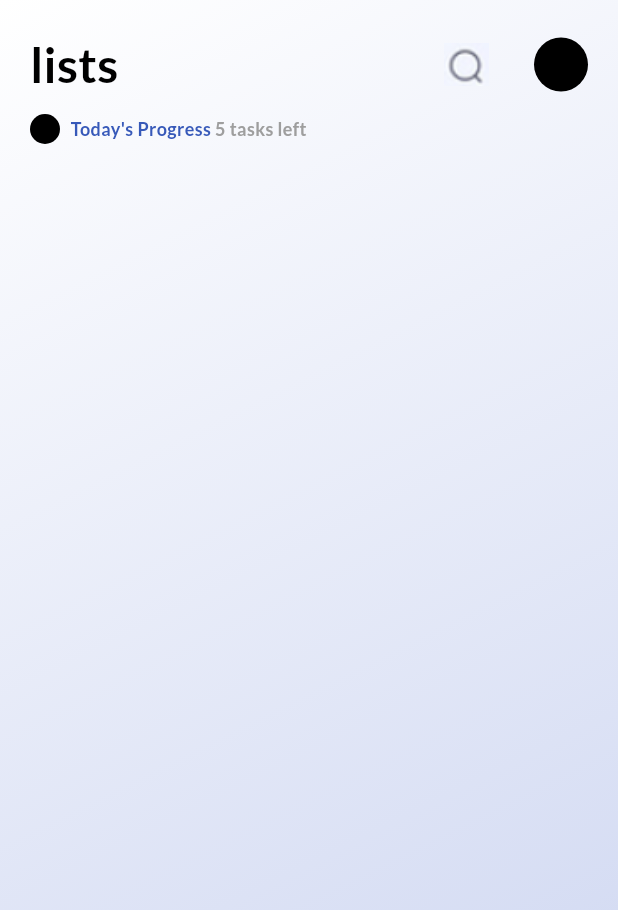
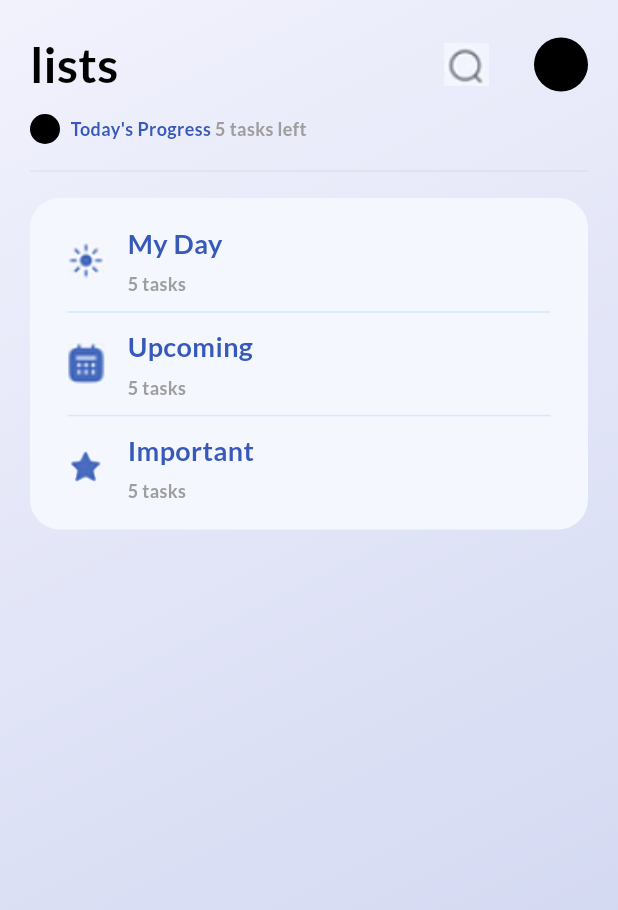
Before and after one commit to zeyadali06/Teknosoft-tasks, a Flutter app: the screen it shows after launch, on a phone screen of 412 x 824 dp. Shown: the top 910 px of the screen. Run offline on Flutter 3.47's test engine with Material 3 defaults, Android fonts, the phone set to English and light mode, and no system bars; our stand-ins replace flutter_bloc, numberpicker.

Commit message:
finish task level container

```diff
--- a/To-Do List App/lib/Core/CommonWidgets/LinearGrdientColor.dart
+++ b/To-Do List App/lib/Core/CommonWidgets/LinearGrdientColor.dart
@@ -14,7 +14,7 @@ class GradientColor extends StatelessWidget {
         gradient: LinearGradient(
           begin: Alignment.topLeft,
           end: Alignment.bottomRight,
-          colors: [Color(0xffffffff), Color(0xffcad3f0)],
+          colors: [Color(0xfff2f2fd), Color(0xffccd3ef)],
         ),
       ),
       child: child,
--- a/To-Do List App/lib/Core/Utils/Styles.dart
+++ b/To-Do List App/lib/Core/Utils/Styles.dart
@@ -8,4 +8,6 @@ abstract class Styles {
   static const blue12Bold = TextStyle(fontFamily: 'Lato', fontWeight: FontWeight.bold, fontSize: 12, color: Color(0xff3759b9));
 
   static const grey12Bold = TextStyle(fontFamily: 'Lato', fontWeight: FontWeight.bold, fontSize: 12, color: Colors.grey);
+
+  static const blue18Bold = TextStyle(fontFamily: 'Lato', color: Color(0xff3759b9), fontWeight: FontWeight.bold, fontSize: 18);
 }
--- a/To-Do List App/lib/Features/Home/Presentation/Views/widgets/HomeViewBody.dart
+++ b/To-Do List App/lib/Features/Home/Presentation/Views/widgets/HomeViewBody.dart
@@ -2,11 +2,13 @@
 
 import 'package:flutter/material.dart';
 import 'package:todo_list_app/Core/CommonWidgets/LinearGrdientColor.dart';
+import 'package:todo_list_app/Features/Home/Presentation/Views/widgets/TaskLevelContainer.dart';
 import 'package:todo_list_app/Features/Home/Presentation/Views/widgets/TopBar.dart';
 
 class HomeViewBody extends StatelessWidget {
   const HomeViewBody({super.key});
   final int task = 5;
+  final int myDayTasks = 5;
 
   @override
   Widget build(BuildContext context) {
@@ -17,6 +19,10 @@ class HomeViewBody extends StatelessWidget {
           child: Column(
             children: [
               TopBar(task: task),
+              const SizedBox(height: 10),
+              Divider(color: Colors.grey.withOpacity(.15)),
+              const SizedBox(height: 10),
+              TaskLevelContainer(myDayTasks: myDayTasks),
             ],
           ),
         ),
--- /dev/null
+++ b/To-Do List App/lib/Features/Home/Presentation/Views/widgets/RowOfTaskLevel.dart
@@ -0,0 +1,35 @@
+// ignore_for_file: file_names
+
+import 'package:flutter/material.dart';
+import 'package:todo_list_app/Core/Utils/Styles.dart';
+
+class RowOfTaskLevel extends StatelessWidget {
+  const RowOfTaskLevel({super.key, required this.myDayTasks, required this.imagePath, required this.text});
+
+  final int myDayTasks;
+  final String imagePath;
+  final String text;
+
+  @override
+  Widget build(BuildContext context) {
+    return GestureDetector(
+      onTap: () {},
+      child: Row(
+        children: [
+          Image.asset(imagePath, width: 25),
+          const SizedBox(width: 15),
+          Column(
+            crossAxisAlignment: CrossAxisAlignment.start,
+            children: [
+              const SizedBox(height: 2),
+              Text(text, style: Styles.blue18Bold),
+              const SizedBox(height: 6),
+              Text('$myDayTasks tasks', style: Styles.grey12Bold),
+              const SizedBox(height: 2),
+            ],
+          ),
+        ],
+      ),
+    );
+  }
+}
--- /dev/null
+++ b/To-Do List App/lib/Features/Home/Presentation/Views/widgets/TaskLevelContainer.dart
@@ -0,0 +1,36 @@
+// ignore_for_file: file_names
+
+import 'package:flutter/material.dart';
+import 'package:todo_list_app/Features/Home/Presentation/Views/widgets/RowOfTaskLevel.dart';
+import 'package:todo_list_app/constants.dart';
+
+class TaskLevelContainer extends StatelessWidget {
+  const TaskLevelContainer({
+    super.key,
+    required this.myDayTasks,
+  });
+
+  final int myDayTasks;
+
+  @override
+  Widget build(BuildContext context) {
+    return Container(
+      decoration: BoxDecoration(
+        borderRadius: BorderRadius.circular(kRaduis),
+        color: const Color(0xfff4f7fe),
+      ),
+      child: Padding(
+        padding: const EdgeInsets.symmetric(horizontal: 25, vertical: 15),
+        child: Column(
+          children: [
+            RowOfTaskLevel(myDayTasks: myDayTasks, text: 'My Day', imagePath: 'assets/images/Screenshot 2024-04-24 224102.png'),
+            Divider(color: Colors.blue.withOpacity(.15)),
+            RowOfTaskLevel(myDayTasks: myDayTasks, text: 'Upcoming', imagePath: 'assets/images/Screenshot 2024-04-24 231327.png'),
+            Divider(color: Colors.blue.withOpacity(.15)),
+            RowOfTaskLevel(myDayTasks: myDayTasks, text: 'Important', imagePath: 'assets/images/Screenshot 2024-04-24 231442.png'),
+          ],
+        ),
+      ),
+    );
+  }
+}
--- a/To-Do List App/lib/Features/Home/Presentation/Views/widgets/TopBar.dart
+++ b/To-Do List App/lib/Features/Home/Presentation/Views/widgets/TopBar.dart
@@ -5,10 +5,7 @@ import 'package:todo_list_app/Core/Utils/Styles.dart';
 import 'package:todo_list_app/Features/Search/Presentation/Views/SearchView.dart';
 
 class TopBar extends StatelessWidget {
-  const TopBar({
-    super.key,
-    required this.task,
-  });
+  const TopBar({super.key, required this.task});
 
   final int task;
 
--- a/To-Do List App/pubspec.yaml
+++ b/To-Do List App/pubspec.yaml
@@ -59,6 +59,9 @@ flutter:
   # To add assets to your application, add an assets section, like this:
   assets:
     - assets/images/Screenshot 2024-04-24 213002.png
+    - assets/images/Screenshot 2024-04-24 224102.png
+    - assets/images/Screenshot 2024-04-24 231327.png
+    - assets/images/Screenshot 2024-04-24 231442.png
   #   - images/a_dot_ham.jpeg
 
   # An image asset can refer to one or more resolution-specific "variants", see
```
Also changed, not shown: To-Do List App/assets/images/Screenshot 2024-04-24 224102.png (added), To-Do List App/assets/images/Screenshot 2024-04-24 231327.png (added), To-Do List App/assets/images/Screenshot 2024-04-24 231442.png (added).
